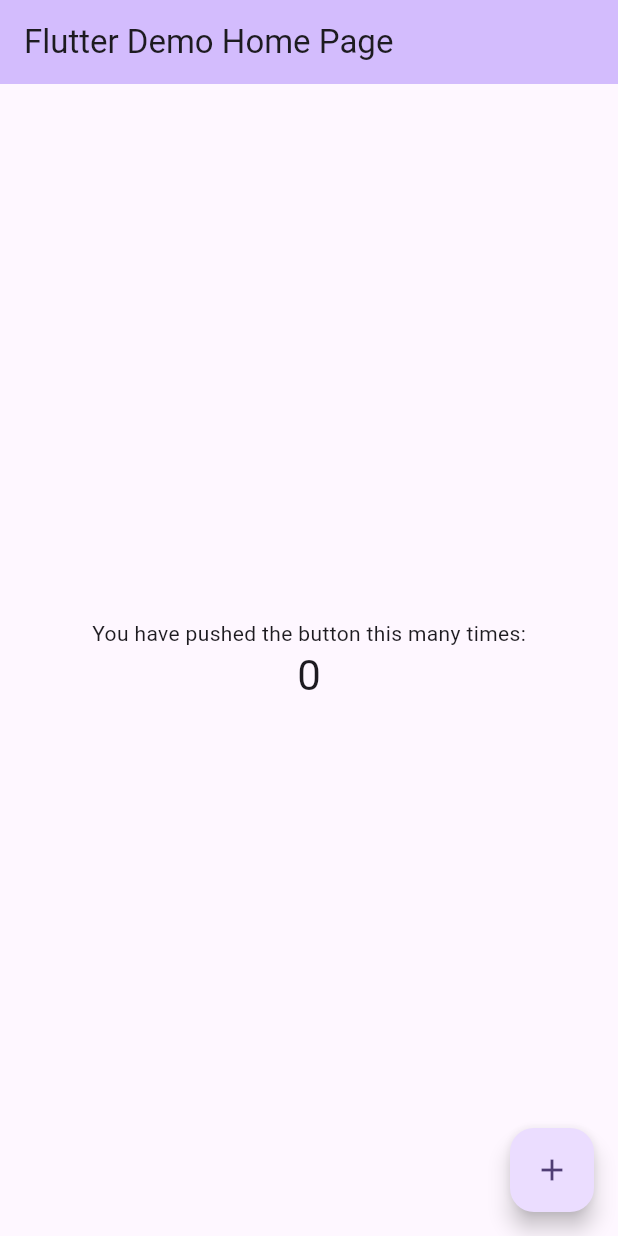
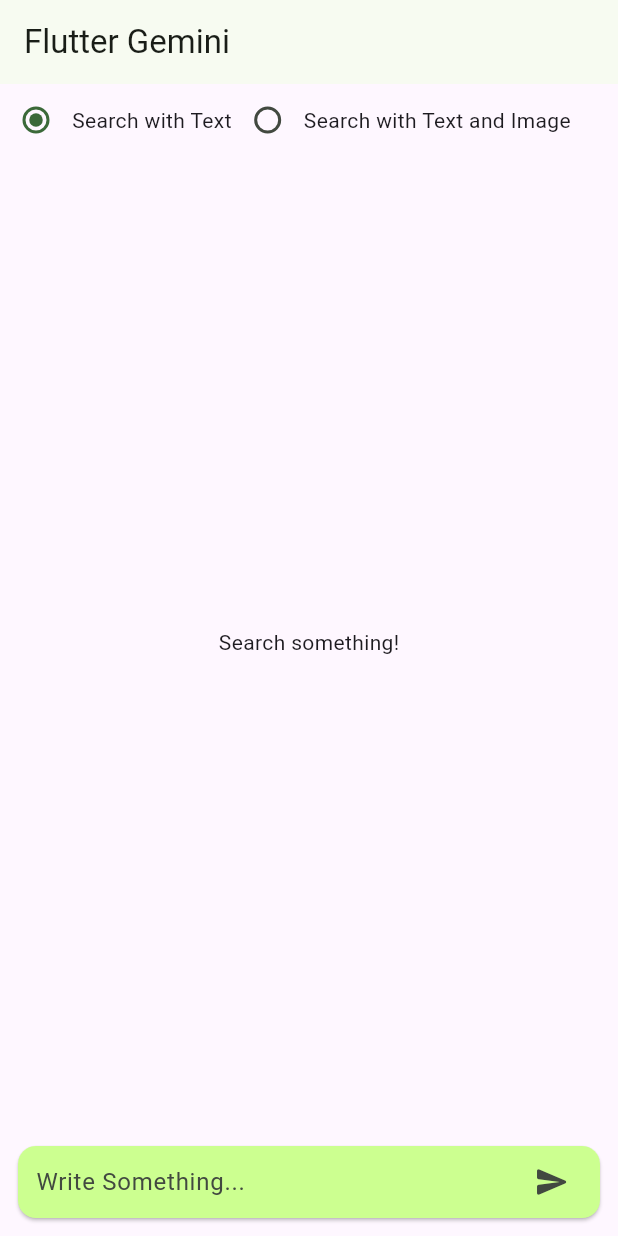
Before and after one commit to flutterwings304/google_gemini_flutter_template, a Flutter app: the screen it shows after launch, on a phone screen of 412 x 824 dp. Run offline on Flutter 3.47's test engine with Material 3 defaults, Android fonts, the phone set to English and light mode, and no system bars; our stand-ins replace flutter_dotenv, flutter_gemini, flutter_markdown, fluttertoast, image_picker.

Commit message:
google gemini added

```diff
--- a/lib/main.dart
+++ b/lib/main.dart
@@ -1,125 +1,221 @@
 import 'package:flutter/material.dart';
+import 'package:flutter/services.dart';
+import 'package:flutter_dotenv/flutter_dotenv.dart';
+import 'package:flutter_gemini/flutter_gemini.dart';
+import 'package:flutter_markdown/flutter_markdown.dart';
+import 'package:fluttertoast/fluttertoast.dart';
+import 'package:image_picker/image_picker.dart';
 
-void main() {
+Future<void> main() async {
+  WidgetsFlutterBinding.ensureInitialized();
+  await dotenv.load(fileName: "lib/.env");
+
+  Gemini.init(apiKey: dotenv.env["GOOGLE_API_KEY"].toString());
+
   runApp(const MyApp());
 }
 
 class MyApp extends StatelessWidget {
   const MyApp({super.key});
 
-  // This widget is the root of your application.
   @override
   Widget build(BuildContext context) {
     return MaterialApp(
-      title: 'Flutter Demo',
+      title: 'Flutter Gemini',
+      themeMode: ThemeMode.system,
+      debugShowCheckedModeBanner: false,
       theme: ThemeData(
-        // This is the theme of your application.
-        //
-        // TRY THIS: Try running your application with "flutter run". You'll see
-        // the application has a blue toolbar. Then, without quitting the app,
-        // try changing the seedColor in the colorScheme below to Colors.green
-        // and then invoke "hot reload" (save your changes or press the "hot
-        // reload" button in a Flutter-supported IDE, or press "r" if you used
-        // the command line to start the app).
-        //
-        // Notice that the counter didn't reset back to zero; the application
-        // state is not lost during the reload. To reset the state, use hot
-        // restart instead.
-        //
-        // This works for code too, not just values: Most code changes can be
-        // tested with just a hot reload.
-        colorScheme: ColorScheme.fromSeed(seedColor: Colors.deepPurple),
         useMaterial3: true,
-      ),
-      home: const MyHomePage(title: 'Flutter Demo Home Page'),
+      ).copyWith(
+          colorScheme: ColorScheme.fromSeed(seedColor: Colors.green),
+          cardTheme: CardTheme(color: Colors.lightGreenAccent.shade100)),
+      home: const MyGeminiSearchScreen(),
     );
   }
 }
 
-class MyHomePage extends StatefulWidget {
-  const MyHomePage({super.key, required this.title});
-
-  // This widget is the home page of your application. It is stateful, meaning
-  // that it has a State object (defined below) that contains fields that affect
-  // how it looks.
-
-  // This class is the configuration for the state. It holds the values (in this
-  // case the title) provided by the parent (in this case the App widget) and
-  // used by the build method of the State. Fields in a Widget subclass are
-  // always marked "final".
-
-  final String title;
+class MyGeminiSearchScreen extends StatefulWidget {
+  const MyGeminiSearchScreen({super.key});
 
   @override
-  State<MyHomePage> createState() => _MyHomePageState();
+  State<MyGeminiSearchScreen> createState() => _MyGeminiSearchScreenState();
 }
 
-class _MyHomePageState extends State<MyHomePage> {
-  int _counter = 0;
+class _MyGeminiSearchScreenState extends State<MyGeminiSearchScreen> {
+  final ImagePicker picker = ImagePicker();
+  final controller = TextEditingController();
+  final gemini = Gemini.instance;
+  String? searchedText, result;
 
-  void _incrementCounter() {
-    setState(() {
-      // This call to setState tells the Flutter framework that something has
-      // changed in this State, which causes it to rerun the build method below
-      // so that the display can reflect the updated values. If we changed
-      // _counter without calling setState(), then the build method would not be
-      // called again, and so nothing would appear to happen.
-      _counter++;
-    });
-  }
+  bool loading = false;
+  bool isTextWithImage = false;
+  Uint8List? selectedImage;
 
   @override
   Widget build(BuildContext context) {
-    // This method is rerun every time setState is called, for instance as done
-    // by the _incrementCounter method above.
-    //
-    // The Flutter framework has been optimized to make rerunning build methods
-    // fast, so that you can just rebuild anything that needs updating rather
-    // than having to individually change instances of widgets.
+    print("loading $loading");
     return Scaffold(
       appBar: AppBar(
-        // TRY THIS: Try changing the color here to a specific color (to
-        // Colors.amber, perhaps?) and trigger a hot reload to see the AppBar
-        // change color while the other colors stay the same.
-        backgroundColor: Theme.of(context).colorScheme.inversePrimary,
-        // Here we take the value from the MyHomePage object that was created by
-        // the App.build method, and use it to set our appbar title.
-        title: Text(widget.title),
+        title: const Text("Flutter Gemini"),
       ),
-      body: Center(
-        // Center is a layout widget. It takes a single child and positions it
-        // in the middle of the parent.
-        child: Column(
-          // Column is also a layout widget. It takes a list of children and
-          // arranges them vertically. By default, it sizes itself to fit its
-          // children horizontally, and tries to be as tall as its parent.
-          //
-          // Column has various properties to control how it sizes itself and
-          // how it positions its children. Here we use mainAxisAlignment to
-          // center the children vertically; the main axis here is the vertical
-          // axis because Columns are vertical (the cross axis would be
-          // horizontal).
-          //
-          // TRY THIS: Invoke "debug painting" (choose the "Toggle Debug Paint"
-          // action in the IDE, or press "p" in the console), to see the
-          // wireframe for each widget.
-          mainAxisAlignment: MainAxisAlignment.center,
-          children: <Widget>[
-            const Text(
-              'You have pushed the button this many times:',
+      body: Column(
+        children: [
+          //Radio to select between different type of search
+          Row(
+            children: [
+              Radio(
+                  value: false,
+                  groupValue: isTextWithImage,
+                  onChanged: (val) {
+                    setState(() {
+                      isTextWithImage = val ?? false;
+                    });
+                  }),
+              const Text("Search with Text"),
+              Radio(
+                  value: true,
+                  groupValue: isTextWithImage,
+                  onChanged: (val) {
+                    setState(() {
+                      isTextWithImage = val ?? false;
+                    });
+                  }),
+              const Text("Search with Text and Image")
+            ],
+          ),
+          //To show text that we have search for
+          if (searchedText != null)
+            MaterialButton(
+                color: Colors.green.shade200,
+                onPressed: () {
+                  setState(() {
+                    searchedText = null;
+                    result = null;
+                  });
+                },
+                child: Text(
+                  'Search: $searchedText',
+                  style: const TextStyle(color: Colors.white),
+                )),
+          Expanded(
+            child: Padding(
+              padding: const EdgeInsets.all(8.0),
+              child: Row(
+                mainAxisAlignment: MainAxisAlignment.center,
+                children: [
+                  Expanded(
+                    flex: 2,
+                    //Loader when gemini is searching for result
+                    child: loading
+                        ? const Center(child: CircularProgressIndicator())
+                        : result != null
+                            ? Markdown(
+                                data: result!,
+                                padding:
+                                    const EdgeInsets.symmetric(horizontal: 12),
+                              )
+                            : const Center(
+                                child: Text('Search something!'),
+                              ),
+                  ),
+                  if (selectedImage != null)
+                    Expanded(
+                      flex: 1,
+                      child: ClipRRect(
+                        borderRadius: BorderRadius.circular(32),
+                        child: Image.memory(
+                          selectedImage!,
+                          fit: BoxFit.cover,
+                        ),
+                      ),
+                    )
+                ],
+              ),
             ),
-            Text(
-              '$_counter',
-              style: Theme.of(context).textTheme.headlineMedium,
+          ),
+          Card(
+            margin: const EdgeInsets.all(12),
+            child: Row(
+              children: [
+                Expanded(
+                    child: TextField(
+                  controller: controller,
+                  decoration: const InputDecoration(
+                    contentPadding: EdgeInsets.symmetric(horizontal: 12),
+                    hintText: 'Write Something...',
+                    border: InputBorder.none,
+                  ),
+                  onTapOutside: (event) =>
+                      FocusManager.instance.primaryFocus?.unfocus(),
+                )),
+                if (isTextWithImage)
+                  Padding(
+                    padding: const EdgeInsets.only(right: 8.0),
+                    //Select image from device
+                    child: IconButton(
+                        onPressed: () async {
+                          final ImagePicker picker =
+                              ImagePicker(); //To select Image from device
+                          // Capture a photo.
+                          final XFile? photo = await picker.pickImage(
+                              source: ImageSource.camera);
+
+                          if (photo != null) {
+                            photo.readAsBytes().then((value) => setState(() {
+                                  selectedImage = value;
+                                }));
+                          }
+                        },
+                        icon: const Icon(Icons.file_copy_outlined)),
+                  ),
+                // Send the typed the search to gemini
+                Padding(
+                  padding: const EdgeInsets.only(right: 8.0),
+                  child: IconButton(
+                      onPressed: () {
+                        if (controller.text.isNotEmpty) {
+                          if (isTextWithImage) {
+                            if (selectedImage != null) {
+                              searchedText = controller.text;
+                              controller.clear();
+                              loading = true;
+                              setState(() {});
+                              gemini
+                                  .textAndImage(
+                                      text: searchedText!,
+                                      image: selectedImage!)
+                                  .then((value) {
+                                result = value?.content?.parts?.last.text;
+                                loading = false;
+                                   setState(() {});
+                              });
+                            } else {
+                              Fluttertoast.showToast(
+                                  msg: "Please select picture");
+                            }
+                          } else {
+                            searchedText = controller.text;
+                            controller.clear();
+                            loading = true;
+                            setState(() {});
+                            gemini.text(searchedText!).then((value) {
+                              print(value?.content?.parts?.toString());
+                              result = value?.content?.parts?.last.text;
+                              loading = false;
+                                    setState(() {});
+                            });
+                          }
+                        } else {
+                          Fluttertoast.showToast(msg: "Please enter something");
+                        }
+                      },
+                      icon: const Icon(Icons.send_rounded)),
+                ),
+              ],
             ),
-          ],
-        ),
+          )
+        ],
       ),
-      floatingActionButton: FloatingActionButton(
-        onPressed: _incrementCounter,
-        tooltip: 'Increment',
-        child: const Icon(Icons.add),
-      ), // This trailing comma makes auto-formatting nicer for build methods.
     );
   }
 }
```
Also changed, not shown: pubspec.yaml (+9 -3 lines), pubspec.lock, 16 other files.
